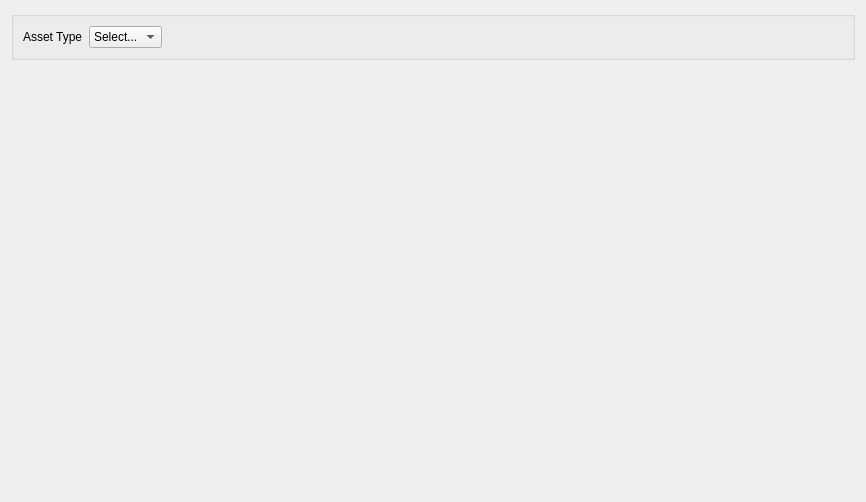
The window that editor/ui/tabs/AssetDefaults.ui (RyanDeBarros/Olympian) describes before a commit, drawn with Qt 5.
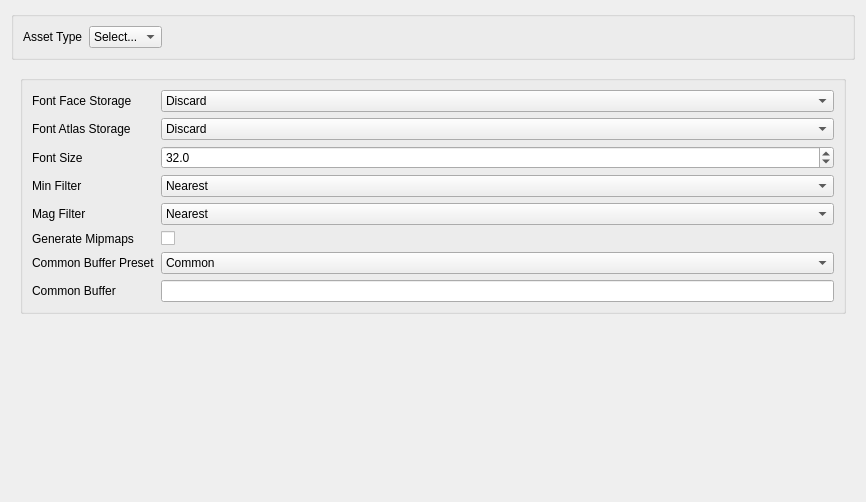
The same window after the commit. The open tabs and pages were chosen to show the change.

Commit message: Implemented font defaults.

```diff
--- a/editor/ui/tabs/AssetDefaults.ui
+++ b/editor/ui/tabs/AssetDefaults.ui
@@ -509,7 +509,228 @@
        </item>
       </layout>
      </widget>
-     <widget class="QWidget" name="fontPage"/>
+     <widget class="QWidget" name="fontPage">
+      <layout class="QVBoxLayout" name="verticalLayout_6">
+       <item>
+        <widget class="QGroupBox" name="groupBox_4">
+         <property name="title">
+          <string/>
+         </property>
+         <layout class="QVBoxLayout" name="verticalLayout_5">
+          <item>
+           <layout class="QFormLayout" name="formLayout_4">
+            <item row="0" column="0">
+             <widget class="QLabel" name="label_15">
+              <property name="text">
+               <string>Font Face Storage</string>
+              </property>
+             </widget>
+            </item>
+            <item row="1" column="0">
+             <widget class="QLabel" name="label_16">
+              <property name="text">
+               <string>Font Atlas Storage</string>
+              </property>
+             </widget>
+            </item>
+            <item row="2" column="0">
+             <widget class="QLabel" name="label_17">
+              <property name="text">
+               <string>Font Size</string>
+              </property>
+             </widget>
+            </item>
+            <item row="3" column="0">
+             <widget class="QLabel" name="label_18">
+              <property name="text">
+               <string>Min Filter</string>
+              </property>
+             </widget>
+            </item>
+            <item row="4" column="0">
+             <widget class="QLabel" name="label_19">
+              <property name="text">
+               <string>Mag Filter</string>
+              </property>
+             </widget>
+            </item>
+            <item row="5" column="0">
+             <widget class="QLabel" name="label_20">
+              <property name="text">
+               <string>Generate Mipmaps</string>
+              </property>
+             </widget>
+            </item>
+            <item row="6" column="0">
+             <widget class="QLabel" name="label_21">
+              <property name="text">
+               <string>Common Buffer Preset</string>
+              </property>
+             </widget>
+            </item>
+            <item row="7" column="0">
+             <widget class="QLabel" name="label_22">
+              <property name="text">
+               <string>Common Buffer</string>
+              </property>
+             </widget>
+            </item>
+            <item row="7" column="1">
+             <widget class="QLineEdit" name="fontCommonBuffer"/>
+            </item>
+            <item row="6" column="1">
+             <widget class="QComboBox" name="fontCommonBufferPreset">
+              <item>
+               <property name="text">
+                <string>Common</string>
+               </property>
+              </item>
+              <item>
+               <property name="text">
+                <string>Alpha Numeric</string>
+               </property>
+              </item>
+              <item>
+               <property name="text">
+                <string>Numeric</string>
+               </property>
+              </item>
+              <item>
+               <property name="text">
+                <string>Alphabet</string>
+               </property>
+              </item>
+              <item>
+               <property name="text">
+                <string>Alphabet (lowercase)</string>
+               </property>
+              </item>
+              <item>
+               <property name="text">
+                <string>Alphabet (uppercase)</string>
+               </property>
+              </item>
+             </widget>
+            </item>
+            <item row="5" column="1">
+             <widget class="QCheckBox" name="fontMipmaps">
+              <property name="text">
+               <string/>
+              </property>
+             </widget>
+            </item>
+            <item row="3" column="1">
+             <widget class="QComboBox" name="fontMinFilter">
+              <item>
+               <property name="text">
+                <string>Nearest</string>
+               </property>
+              </item>
+              <item>
+               <property name="text">
+                <string>Linear</string>
+               </property>
+              </item>
+              <item>
+               <property name="text">
+                <string>Nearest Mipmap Nearest</string>
+               </property>
+              </item>
+              <item>
+               <property name="text">
+                <string>Linear Mipmap Nearest</string>
+               </property>
+              </item>
+              <item>
+               <property name="text">
+                <string>Nearest Mipmap Linear</string>
+               </property>
+              </item>
+              <item>
+               <property name="text">
+                <string>Linear Mipmap Linear</string>
+               </property>
+              </item>
+             </widget>
+            </item>
+            <item row="4" column="1">
+             <widget class="QComboBox" name="fontMagFilter">
+              <item>
+               <property name="text">
+                <string>Nearest</string>
+               </property>
+              </item>
+              <item>
+               <property name="text">
+                <string>Linear</string>
+               </property>
+              </item>
+             </widget>
+            </item>
+            <item row="0" column="1">
+             <widget class="QComboBox" name="fontFaceStorage">
+              <item>
+               <property name="text">
+                <string>Discard</string>
+               </property>
+              </item>
+              <item>
+               <property name="text">
+                <string>Keep</string>
+               </property>
+              </item>
+             </widget>
+            </item>
+            <item row="1" column="1">
+             <widget class="QComboBox" name="fontAtlasStorage">
+              <item>
+               <property name="text">
+                <string>Discard</string>
+               </property>
+              </item>
+              <item>
+               <property name="text">
+                <string>Keep</string>
+               </property>
+              </item>
+             </widget>
+            </item>
+            <item row="2" column="1">
+             <widget class="QDoubleSpinBox" name="fontSize">
+              <property name="decimals">
+               <number>1</number>
+              </property>
+              <property name="minimum">
+               <double>1.000000000000000</double>
+              </property>
+              <property name="maximum">
+               <double>2048.000000000000000</double>
+              </property>
+              <property name="value">
+               <double>32.000000000000000</double>
+              </property>
+             </widget>
+            </item>
+           </layout>
+          </item>
+         </layout>
+        </widget>
+       </item>
+       <item>
+        <spacer name="verticalSpacer_4">
+         <property name="orientation">
+          <enum>Qt::Orientation::Vertical</enum>
+         </property>
+         <property name="sizeHint" stdset="0">
+          <size>
+           <width>20</width>
+           <height>163</height>
+          </size>
+         </property>
+        </spacer>
+       </item>
+      </layout>
+     </widget>
     </widget>
    </item>
   </layout>
```
The commit also changes 2 other files.
